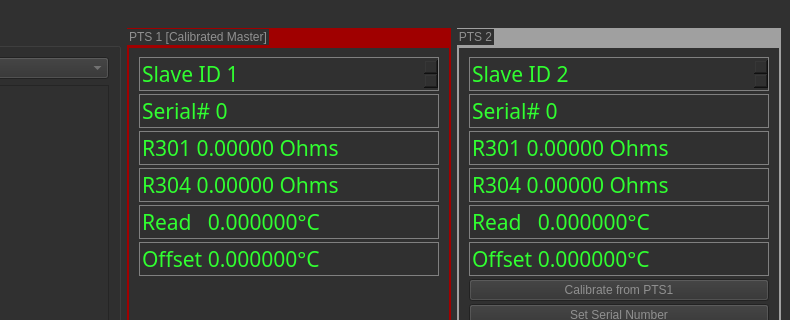
First picture: the form in src/mainwindow.ui, repository sme-gmbh/openffucontrol-calibration, before the edit; both pictures show x 495 to 1285 and y 0 to 320 of the 1285 by 733 pixel window.
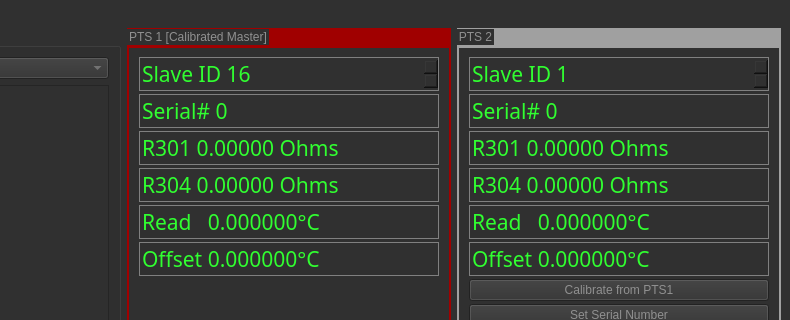
Second picture: the form after the edit.

Commit message: Finalized calibration data logging and optimized workflow.

Patch:
```diff
--- a/src/mainwindow.ui
+++ b/src/mainwindow.ui
@@ -156,6 +156,9 @@
          <property name="maximum">
           <double>254.000000000000000</double>
          </property>
+         <property name="value">
+          <double>16.000000000000000</double>
+         </property>
         </widget>
        </item>
        <item>
@@ -656,7 +659,7 @@
           <double>254.000000000000000</double>
          </property>
          <property name="value">
-          <double>2.000000000000000</double>
+          <double>1.000000000000000</double>
          </property>
         </widget>
        </item>
```
The commit also changes 2 other files.
